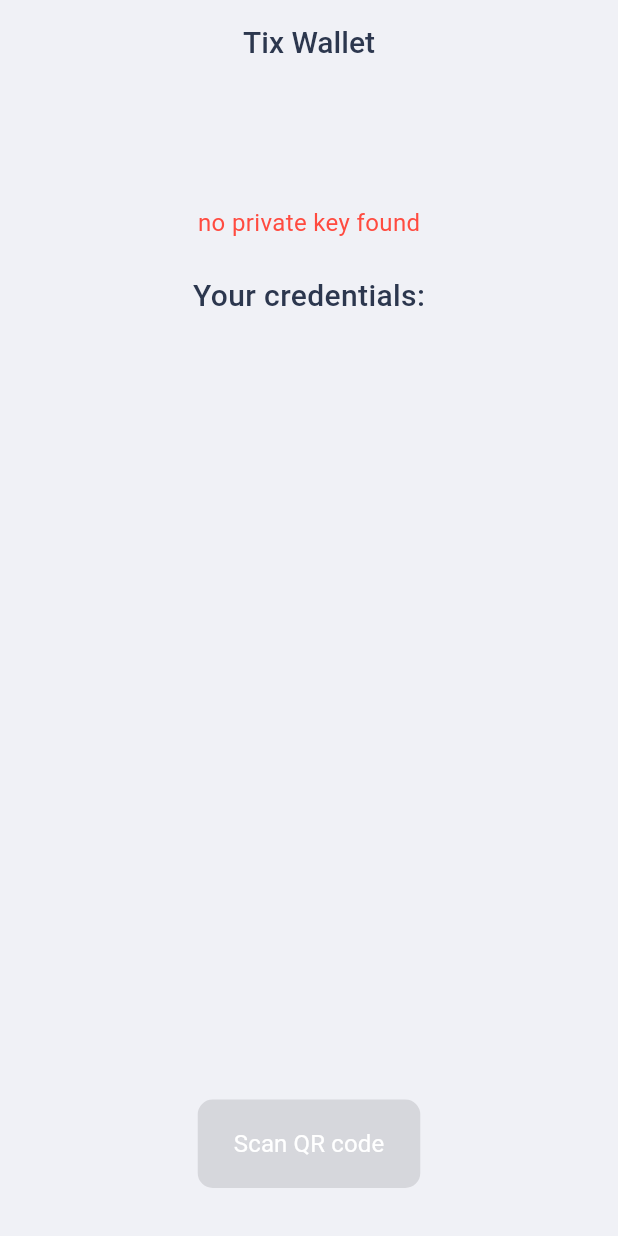
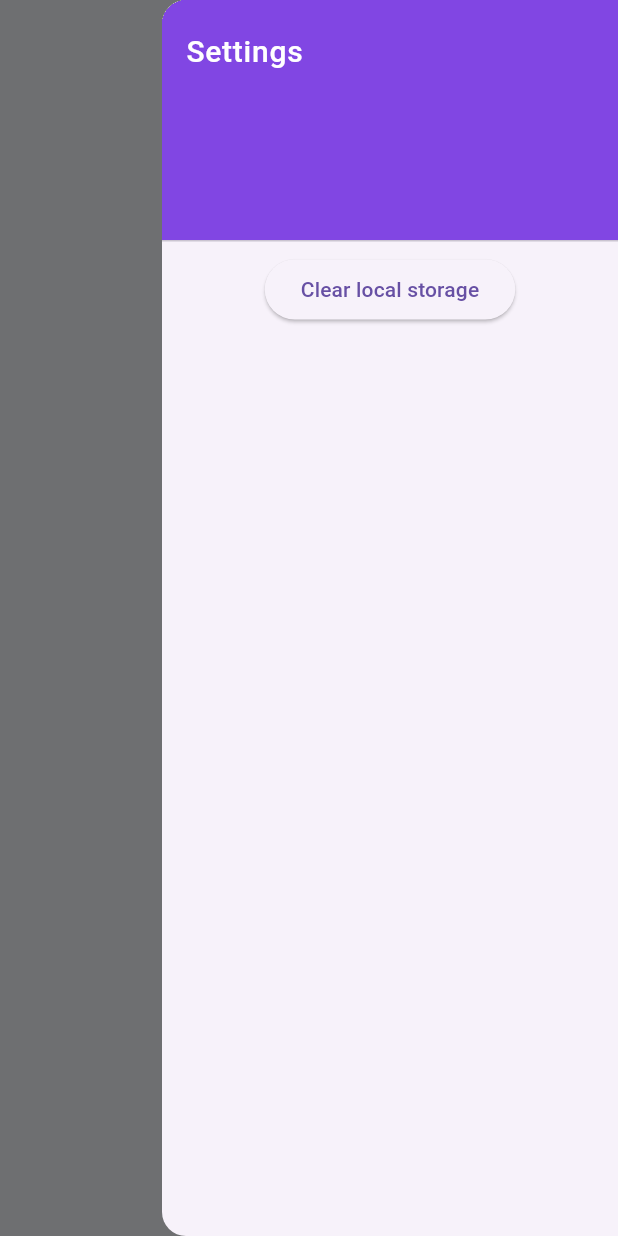
Before and after one commit to MKsKzWEPAST/tap_engagement_app, a Flutter app: the CombinedScreen screen opened by its route, with the side drawer open (before the commit the screen has no drawer), on a phone screen of 412 x 824 dp. Run offline on Flutter 3.47's test engine with Material 3 defaults, Android fonts, the phone set to English and light mode, and no system bars; our stand-ins replace bloc, built_collection, camera, envied, flutter_bloc, flutter_secure_storage and 9 more; missing offline and left inert: google_mlkit_barcode_scanning, google_mlkit_commons, persona_flutter, polygonid_flutter_sdk, scan, secure_application and 1 more; accounts and stored records are empty; generated files the repository leaves out were written again.

Commit message:
information for "loading your TAP"

```diff
--- a/minimal_example/lib/src/presentation/ui/claims/widgets/claim_card.dart
+++ b/minimal_example/lib/src/presentation/ui/claims/widgets/claim_card.dart
@@ -38,7 +38,7 @@ class ClaimCard extends StatelessWidget {
         ),
         width: double.infinity,
         height: double.infinity,
-        child: SvgPicture.asset(
+        child: Image.asset(
           ImageResources.claimBackground,
           width: double.infinity,
           fit: BoxFit.fill,
--- a/minimal_example/lib/src/presentation/ui/combined_authclaim/combined_bloc.dart
+++ b/minimal_example/lib/src/presentation/ui/combined_authclaim/combined_bloc.dart
@@ -40,7 +40,7 @@ class CombinedBloc extends Bloc<CombinedEvent, CombinedState> {
     this._qrcodeParserUtils,
   ) : super(const CombinedState.initial()) {
     on<ClickScanQrCodeEvent>(_handleClickScanQrCode);
-    on<ClickTapButtonEvent>(_handleClickTapButton);
+    on<ClickTapButtonEvent>(_handleClickTapButton); // TODO: Step2 fetching TAP [calls _handleClickTapButton]
     on<ScanQrCodeResponse>(_handleScanQrCodeResponse);
     on<ProfileSelectedEvent>(_handleProfileSelected);
     on<FetchAndSaveClaimsEvent>(_fetchAndSaveClaims);
@@ -70,9 +70,11 @@ class CombinedBloc extends Bloc<CombinedEvent, CombinedState> {
     emit(const CombinedState.navigateToQrCodeScanner());
   }
 
-  ///
+  /// // TODO: Step3 fetching TAP [calls _handleClickTapButton]
   Future<void> _handleClickTapButton(
       ClickTapButtonEvent event, Emitter<CombinedState> emit) async {
+
+    emit(const CombinedState.fetchingTAP());
 
     String? privateKey =
     await SecureStorage.read(key: SecureStorageKeys.privateKey);
--- a/minimal_example/lib/src/presentation/ui/combined_authclaim/combined_state.dart
+++ b/minimal_example/lib/src/presentation/ui/combined_authclaim/combined_state.dart
@@ -31,6 +31,8 @@ class CombinedState with _$CombinedState {
   const factory CombinedState.qrCodeScanned(Iden3MessageEntity iden3message) =
   QrCodeScannedCombinedState;
 
+  const factory CombinedState.fetchingTAP() = FetchingTAPState;
+
   const factory CombinedState.loaded(Iden3MessageEntity iden3message) =
   LoadedCombinedState;
 
--- a/minimal_example/lib/src/presentation/ui/combined_authclaim/widgets/combined.dart
+++ b/minimal_example/lib/src/presentation/ui/combined_authclaim/widgets/combined.dart
@@ -37,6 +37,7 @@ class CombinedScreen extends StatefulWidget {
 class _CombinedScreenState extends State<CombinedScreen> {
   late StreamController<bool> _tapFetchedController;
   late Timer _timer;
+  bool fetchingTAP = false;
 
   @override
   void initState() {
@@ -51,6 +52,7 @@ class _CombinedScreenState extends State<CombinedScreen> {
               _tapFetchedController.sink.add(tapFetched);
               if (!tapFetched) {
                 widget._bloc.add(const CombinedEvent.clickTapButton());
+                fetchingTAP = true;
               }
               if (!SecureApplicationProvider.of(context)!.authenticated) {
                 SecureApplicationProvider.of(context)!.lock();
@@ -66,7 +68,10 @@ class _CombinedScreenState extends State<CombinedScreen> {
     final prefs = await SharedPreferences.getInstance();
     final fetched = prefs.getBool("tapFetched") ?? false;
     _tapFetchedController.sink.add(fetched);
-    if (fetched) _timer.cancel();
+    if (fetched) {
+      setState(() {fetchingTAP = false;});
+      _timer.cancel();
+    }
   }
 
   @override
@@ -80,7 +85,27 @@ class _CombinedScreenState extends State<CombinedScreen> {
     return Scaffold(
       backgroundColor: CustomColors.background,
       appBar: _buildAppBar(),
+      endDrawer: _buildDrawer(),
       body: _buildBody(),
+    );
+  }
+
+  ///
+  Widget _buildDrawer() {
+    return Drawer(
+      child: ListView(
+        padding: EdgeInsets.zero,
+        children: [
+          DrawerHeader(
+            decoration:
+                const BoxDecoration(color: Color.fromARGB(255, 129, 70, 227)),
+            child: Text('Settings',
+                style: CustomTextStyles.titleTextStyle
+                    .copyWith(color: Colors.white)),
+          ),
+          _buildClearStorageButton(),
+        ],
+      ),
     );
   }
 
@@ -178,6 +203,24 @@ class _CombinedScreenState extends State<CombinedScreen> {
     return BlocBuilder(
       bloc: widget._bloc,
       builder: (BuildContext context, CombinedState state) {
+        if (fetchingTAP || state is FetchingTAPState) {
+          return const Column(
+            mainAxisSize: MainAxisSize.min,
+            children: [
+                  Text(
+                    "Fetching your TAP",
+                    style: CustomTextStyles.descriptionTextStyle,
+              ),
+              SizedBox(
+                height: 36,
+                width: 36,
+                child: CircularProgressIndicator(
+                  backgroundColor: CustomColors.primaryButton,
+                ),
+              ),
+            ],
+          );
+        }
         if (state is! LoadingCombinedState) {
           return const SizedBox(
             height: 48,
@@ -338,7 +381,7 @@ class _CombinedScreenState extends State<CombinedScreen> {
   }
 
   ///
-  Widget _buildRemoveAllClaimsButton() {
+  Widget _buildClearStorageButton() {
     return Align(
       alignment: Alignment.center,
       child: BlocBuilder(
@@ -346,30 +389,19 @@ class _CombinedScreenState extends State<CombinedScreen> {
         builder: (BuildContext context, CombinedState state) {
           bool loading = state is LoadingCombinedState;
           return ElevatedButton(
-              onPressed: () {
+            onPressed: () async {
+              final SharedPreferences prefs =
+                  await SharedPreferences.getInstance();
+              await prefs.clear();
               if (!loading) {
                 widget._bloc.add(const CombinedEvent.removeAllClaims());
               }
+                Navigator.pop(context);
             },
-              style: CustomButtonStyle.outlinedPrimaryButtonStyle,
-              child: Container(
-                constraints: const BoxConstraints(
-                  minWidth: 120,
-                  maxWidth: 120,
-                  maxHeight: 20,
+            child: const Text("Clear local storage"),
+          );
+        },
       ),
-                child: Center(
-                  child: FittedBox(
-                    child: Text(
-                      CustomStrings.deleteAllClaimsButtonCTA,
-                      style: CustomTextStyles.primaryButtonTextStyle
-                          .copyWith(color: CustomColors.primaryButton),
-                    ),
-                  ),
-                ),
-              ),
-            );
-          }),
     );
   }
 
--- a/minimal_example/lib/src/presentation/ui/pay_n_kyc/widgets/squareup/widgets/buy_sheet.dart
+++ b/minimal_example/lib/src/presentation/ui/pay_n_kyc/widgets/squareup/widgets/buy_sheet.dart
@@ -490,7 +490,7 @@ class BuySheetState extends State<BuySheet> {
                 ),
                 Container(
                   margin: const EdgeInsets.only(top: 32),
-                  child: CookieButton(text: "Buy", onPressed: _showOrderSheet),
+                  child: CookieButton(text: "Pay", onPressed: _showOrderSheet),
                 ),
               ],
             )),
```
Also changed, not shown: minimal_example/lib/src/presentation/ui/home/widgets/home.dart (+11 -19 lines), minimal_example/lib/src/presentation/ui/pay_n_kyc/widgets/flow.dart (+34 -25 lines), minimal_example/lib/src/presentation/ui/combined_authclaim/combined_state.freezed.dart. Lines whose indentation alone changed are shown as unchanged.
